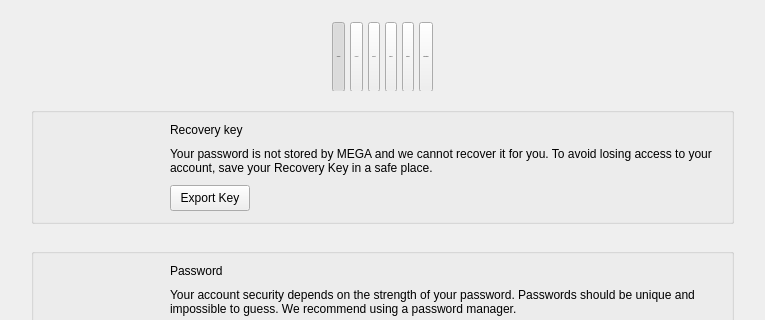
Qt form src/MEGASync/gui/ui/SettingsDialog.ui (meganz/MEGAsync) before a commit; both pictures show x 0 to 765 and y 0 to 320 of the 765 by 765 pixel window.
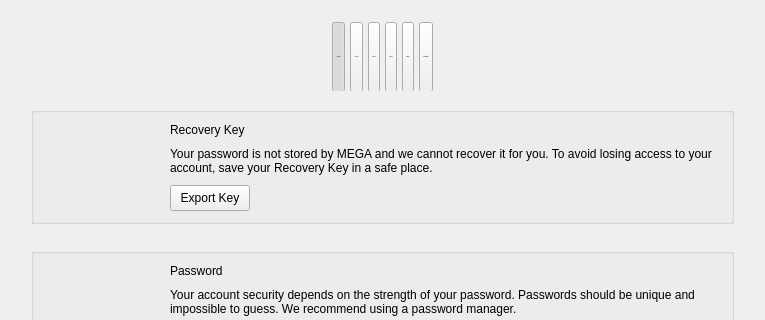
The same form after that commit. The open tabs and pages were chosen to show the change. Icons and pictures are not drawn. Custom widgets are drawn as their Qt base class.

Commit message: SNC-4954: Fixed translation source missed capital letter.

What changed in the file:
```diff
--- a/src/MEGASync/gui/ui/SettingsDialog.ui
+++ b/src/MEGASync/gui/ui/SettingsDialog.ui
@@ -1455,7 +1455,7 @@
             <item>
              <widget class="QLabel" name="label">
               <property name="text">
-               <string>Recovery key</string>
+               <string>Recovery Key</string>
               </property>
               <property name="type" stdset="0">
                <string notr="true">sub-title</string>
```
The commit also changes 1 other file.
